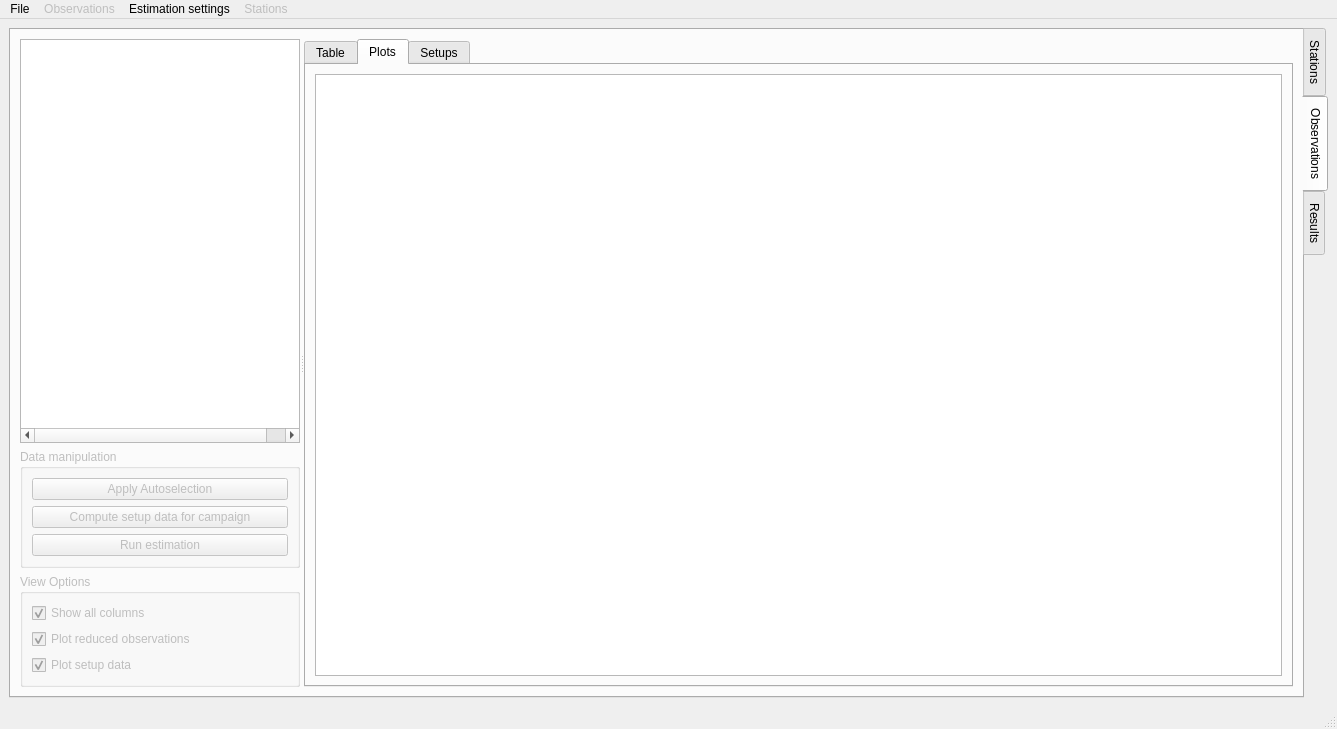
Above: gravtools/gui/MainWindow.ui from ahellers/GravTools before the change. Below: the same form after it.
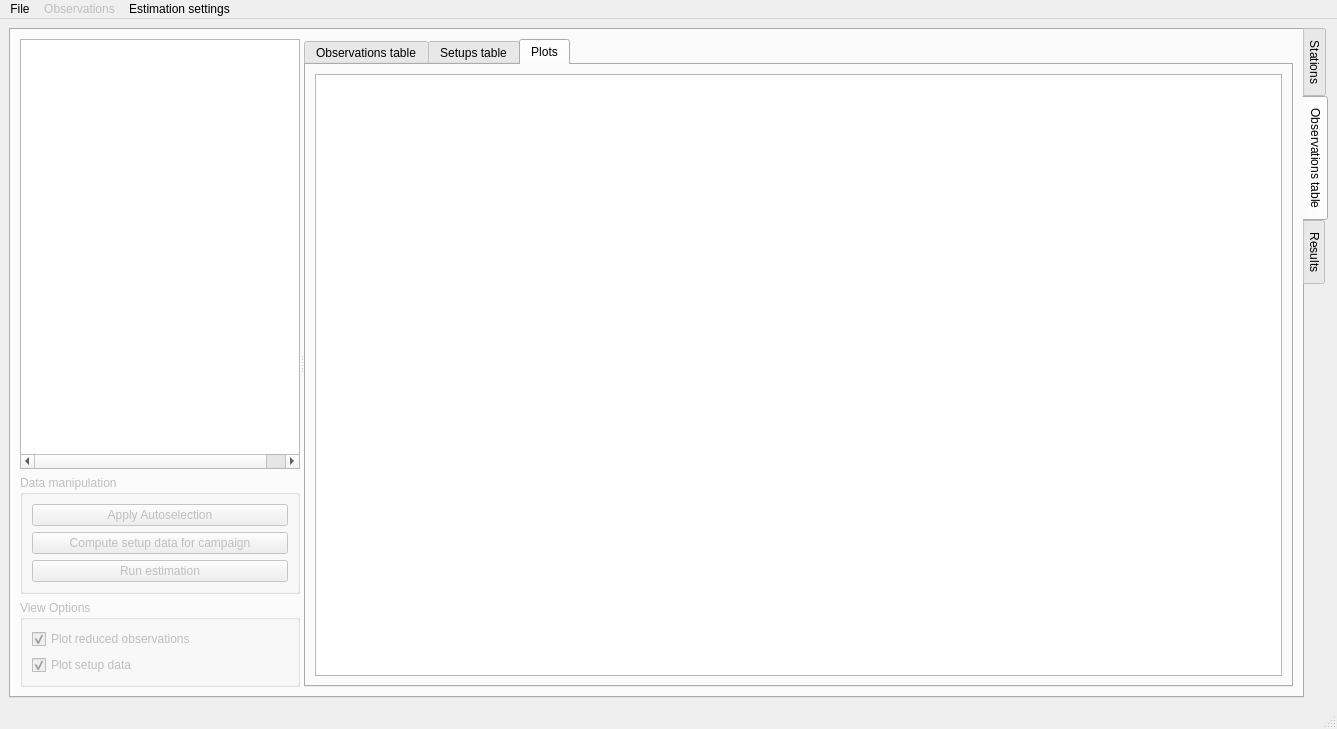
That is the form after the change. The open tabs and pages were chosen to show the change. Custom widgets are drawn as their Qt base class.

Commit message: Finished implmementation of GUI simple mode for all table views.

The edit to the form file:
```diff
--- a/gravtools/gui/MainWindow.ui
+++ b/gravtools/gui/MainWindow.ui
@@ -176,7 +176,7 @@
       </widget>
       <widget class="QWidget" name="tab_main_observations">
        <attribute name="title">
-        <string>Observations</string>
+        <string>Observations table</string>
        </attribute>
        <layout class="QVBoxLayout" name="verticalLayout_7">
         <item>
@@ -283,16 +283,6 @@
                <string>View Options</string>
               </property>
               <layout class="QVBoxLayout" name="verticalLayout_9">
-               <item>
-                <widget class="QCheckBox" name="checkBox_obs_show_all_columns">
-                 <property name="text">
-                  <string>Show all columns</string>
-                 </property>
-                 <property name="checked">
-                  <bool>true</bool>
-                 </property>
-                </widget>
-               </item>
                <item>
                 <widget class="QCheckBox" name="checkBox_obs_plot_reduced_observations">
                  <property name="toolTip">
@@ -336,7 +326,7 @@
            </property>
            <widget class="QWidget" name="tab_observations_table">
             <attribute name="title">
-             <string>Table</string>
+             <string>Observations table</string>
             </attribute>
             <layout class="QVBoxLayout" name="verticalLayout_6">
              <item>
@@ -344,6 +334,16 @@
              </item>
             </layout>
            </widget>
+           <widget class="QWidget" name="tab_observations_setups">
+            <attribute name="title">
+             <string>Setups table</string>
+            </attribute>
+            <layout class="QVBoxLayout" name="verticalLayout_11">
+             <item>
+              <widget class="QTableView" name="tableView_observations_setups"/>
+             </item>
+            </layout>
+           </widget>
            <widget class="QWidget" name="tab_observations_plots">
             <attribute name="title">
              <string>Plots</string>
@@ -354,16 +354,6 @@
              </item>
             </layout>
            </widget>
-           <widget class="QWidget" name="tab_observations_setups">
-            <attribute name="title">
-             <string>Setups</string>
-            </attribute>
-            <layout class="QVBoxLayout" name="verticalLayout_11">
-             <item>
-              <widget class="QTableView" name="tableView_observations_setups"/>
-             </item>
-            </layout>
-           </widget>
           </widget>
          </widget>
         </item>
@@ -837,18 +827,9 @@
     </property>
     <addaction name="action_Estimation_settings"/>
    </widget>
-   <widget class="QMenu" name="menuStations">
-    <property name="enabled">
-     <bool>false</bool>
-    </property>
-    <property name="title">
-     <string>Stations</string>
-    </property>
-   </widget>
    <addaction name="menu_File"/>
    <addaction name="menu_Observations"/>
    <addaction name="menuEstimation_settings"/>
-   <addaction name="menuStations"/>
   </widget>
   <widget class="QStatusBar" name="statusbar">
    <property name="inputMethodHints">
```
Left out of the diff: 6 changed lines with no effect on the pictures. The commit also changes 3 other files.
